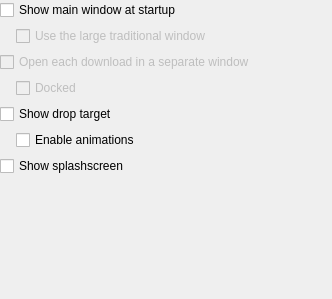
Old version of the form conf/dlgappearance.ui in the repository KDE/kget.
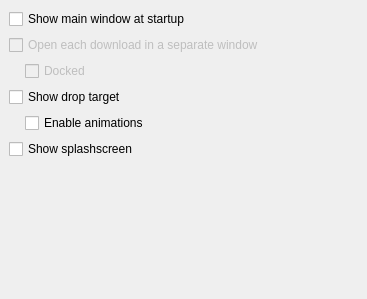
New version of the form.

```diff
--- a/conf/dlgappearance.ui
+++ b/conf/dlgappearance.ui
@@ -8,7 +8,7 @@
    <rect>
     <x>0</x>
     <y>0</y>
-    <width>332</width>
+    <width>367</width>
     <height>299</height>
    </rect>
   </property>
@@ -17,7 +17,7 @@
   </property>
   <layout class="QVBoxLayout" >
    <property name="margin" >
-    <number>0</number>
+    <number>9</number>
    </property>
    <property name="spacing" >
     <number>6</number>
@@ -29,42 +29,6 @@
      </property>
     </widget>
    </item>
-   <item>
-    <layout class="QHBoxLayout" >
-     <property name="margin" >
-      <number>0</number>
-     </property>
-     <property name="spacing" >
-      <number>0</number>
-     </property>
-     <item>
-      <spacer>
-       <property name="orientation" >
-        <enum>Qt::Horizontal</enum>
-       </property>
-       <property name="sizeType" >
-        <enum>QSizePolicy::Fixed</enum>
-       </property>
-       <property name="sizeHint" >
-        <size>
-         <width>16</width>
-         <height>20</height>
-        </size>
-       </property>
-      </spacer>
-     </item>
-     <item>
-      <widget class="QCheckBox" name="kcfg_ShowMainLarge" >
-       <property name="enabled" >
-        <bool>false</bool>
-       </property>
-       <property name="text" >
-        <string>Use the large traditional window</string>
-       </property>
-      </widget>
-     </item>
-    </layout>
-   </item>
    <item>
     <widget class="QCheckBox" name="kcfg_ShowIndividual" >
      <property name="enabled" >
```
Left out of the diff: 19 changed lines with no effect on the pictures.
